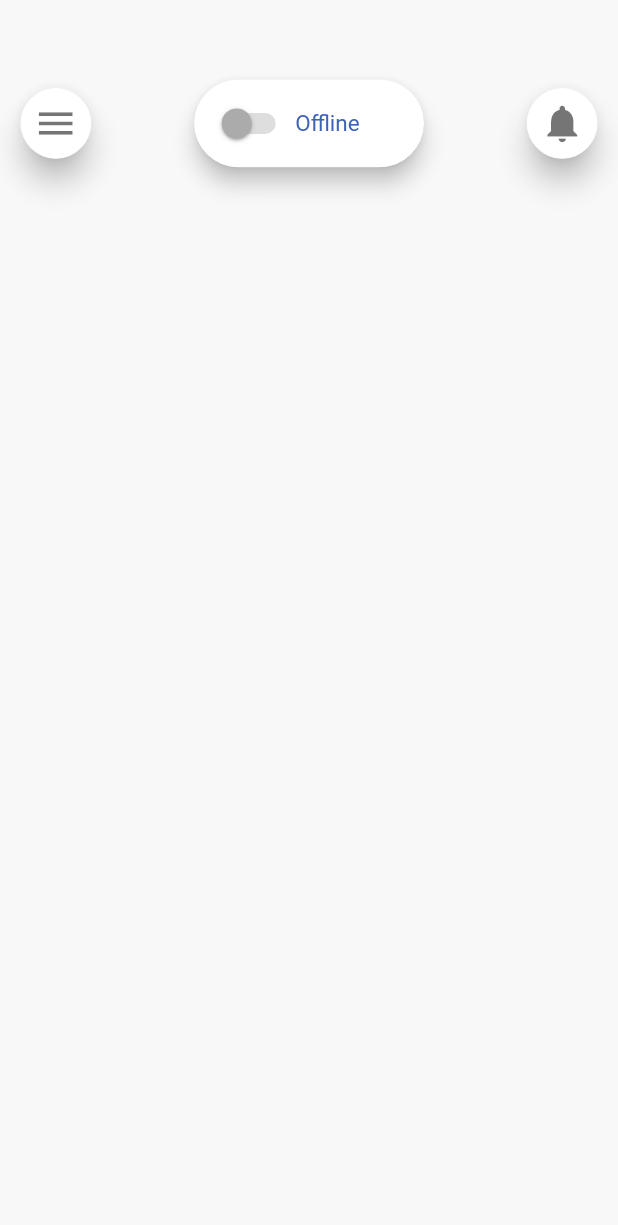
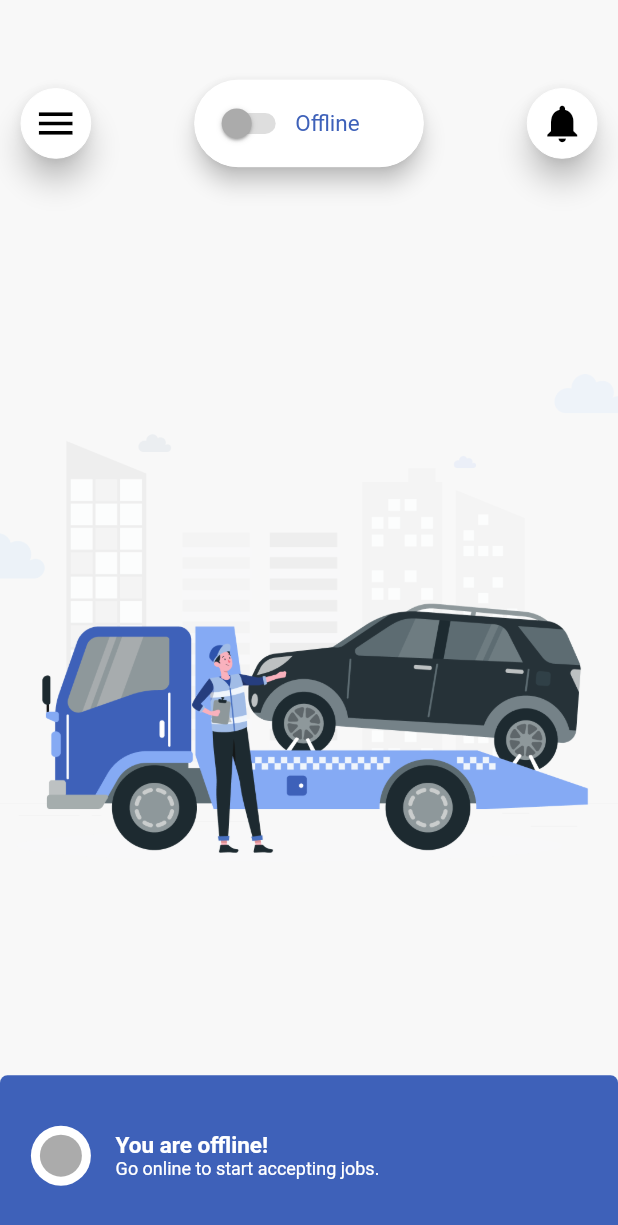
Before and after one commit to harshpatel5404/restow, a Flutter app: the screen it shows after launch, on a phone screen of 412 x 824 dp. Shown: the top 1225 px of the screen. Run offline on Flutter 3.47's test engine with Material 2 defaults, Android fonts, the phone set to English and light mode, and no system bars; our stand-ins replace get, otp_text_field; missing offline and left inert: dart:ffi.

```diff
--- a/lib/Routes/app.routes.dart
+++ b/lib/Routes/app.routes.dart
@@ -1,4 +1,5 @@
 import 'package:get/get.dart';
+import 'package:restow/Screens/Accept/accept_screen.dart';
 import 'package:restow/Screens/ChangePassword/change_password.dart';
 import 'package:restow/Screens/ForgotPassword/forgotpassword.dart';
 import 'package:restow/Screens/Home/home_screen.dart';
@@ -16,6 +17,7 @@ class AppRoutes {
     GetPage(name: '/verifyotp', page: () => VerifyOtp()),
     GetPage(name: '/forgotpassword', page: () => ForgotPassword()),
     GetPage(name: '/changepassword', page: () => ChangePassword()),
-    GetPage(name: '/home', page: () => HomeScreen()),
+    GetPage(name: '/home', page: () => const HomeScreen()),
+    GetPage(name: '/accept', page: () => const AcceptScreen()),
   ];
 }
--- a/lib/Screens/Home/home_screen.dart
+++ b/lib/Screens/Home/home_screen.dart
@@ -16,13 +16,21 @@ class _HomeScreenState extends State<HomeScreen> {
   @override
   Widget build(BuildContext context) {
     return Scaffold(
-      body: Column(
+      body: Stack(
         children: [
-          SizedBox(
-            height: Get.height * 0.06,
+          Center(
+            child: InkWell(
+                onTap: () {
+                  Get.toNamed("/accept");
+                },
+                child: Image.asset("assets/images/splash.png")),
           ),
+          Column(
+            mainAxisAlignment: MainAxisAlignment.spaceBetween,
+            children: [
               Padding(
-            padding: const EdgeInsets.symmetric(horizontal: 10.0),
+                padding: EdgeInsets.symmetric(
+                    horizontal: 10.0, vertical: Get.height * 0.06),
                 child: Row(
                   mainAxisAlignment: MainAxisAlignment.spaceBetween,
                   children: [
@@ -32,12 +40,14 @@ class _HomeScreenState extends State<HomeScreen> {
                     Card(
                       shape: OutlineInputBorder(
                           borderRadius: BorderRadius.circular(50),
-                      borderSide: BorderSide(width: 0, color: Colors.white)),
+                          borderSide:
+                              BorderSide(width: 0, color: Colors.white)),
                       elevation: 6,
                       child: Container(
                         height: Get.width * 0.14,
                         width: Get.width * 0.37,
-                    padding: EdgeInsets.symmetric(horizontal: 8, vertical: 5),
+                        padding:
+                            EdgeInsets.symmetric(horizontal: 8, vertical: 5),
                         decoration: BoxDecoration(
                           color: Colors.white,
                           borderRadius: BorderRadius.circular(30),
@@ -56,8 +66,16 @@ class _HomeScreenState extends State<HomeScreen> {
                               inactiveThumbColor: Color(0xffABABAB),
                               inactiveTrackColor: Color(0xffDEDEDE),
                             ),
-                        Text(
+                            !isSwitched
+                                ? Text(
                                     "Offline",
+                                    style: TextStyle(
+                                      color: Color(0xff3E61B9),
+                                      fontSize: 15,
+                                    ),
+                                  )
+                                : Text(
+                                    "Online",
                                     style: TextStyle(
                                       color: Color(0xff3E61B9),
                                       fontSize: 15,
@@ -73,9 +91,59 @@ class _HomeScreenState extends State<HomeScreen> {
                   ],
                 ),
               ),
-      Container(
-
+              !isSwitched
+                  ? Container(
+                      height: Get.height * 0.13,
+                      width: Get.width,
+                      decoration: BoxDecoration(
+                        color: Color(0xff3E61B9),
+                        borderRadius: BorderRadius.only(
+                            topLeft: Radius.circular(5),
+                            topRight: Radius.circular(5)),
+                      ),
+                      child: Row(
+                        children: [
+                          SizedBox(
+                            width: Get.width * 0.05,
+                          ),
+                          CircleAvatar(
+                            radius: 20,
+                            backgroundColor: Colors.white,
+                            child: CircleAvatar(
+                              radius: 14,
+                              backgroundColor: Color(0xffABABAB),
+                            ),
+                          ),
+                          SizedBox(
+                            width: Get.width * 0.04,
+                          ),
+                          Column(
+                            mainAxisAlignment: MainAxisAlignment.center,
+                            crossAxisAlignment: CrossAxisAlignment.start,
+                            children: [
+                              Text(
+                                "You are offline! ",
+                                style: TextStyle(
+                                  color: Colors.white,
+                                  fontWeight: FontWeight.bold,
+                                  fontSize: 15,
+                                ),
+                              ),
+                              Text(
+                                "Go online to start accepting jobs.",
+                                style: TextStyle(
+                                  color: Colors.white,
+                                  fontSize: 12,
+                                ),
+                              ),
+                            ],
+                          ),
+                        ],
+                      ),
                     )
+                  : SizedBox()
+            ],
+          ),
         ],
       ),
     );
--- a/lib/Widgets/icon.dart
+++ b/lib/Widgets/icon.dart
@@ -18,7 +18,7 @@ class AppIcon extends StatelessWidget {
         padding: EdgeInsets.all(Get.width * 0.02),
         child: Icon(
           icon,
-          color: Colors.black54,
+          color: Colors.black,
           size: 30,
         ),
       ),
```
Also changed, not shown: lib/Screens/Accept/accept_screen.dart (added, +251 -0 lines), lib/Widgets/buttons.dart (+5 -2 lines), assets/images/person.png (added). Lines whose indentation alone changed are shown as unchanged.
